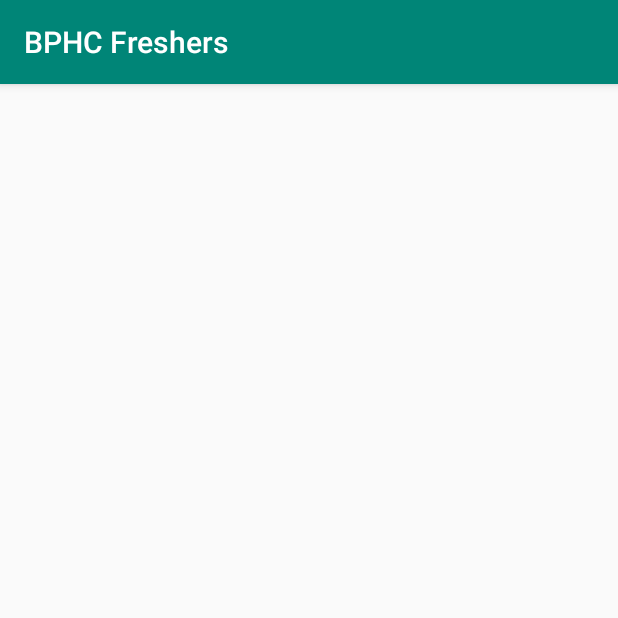
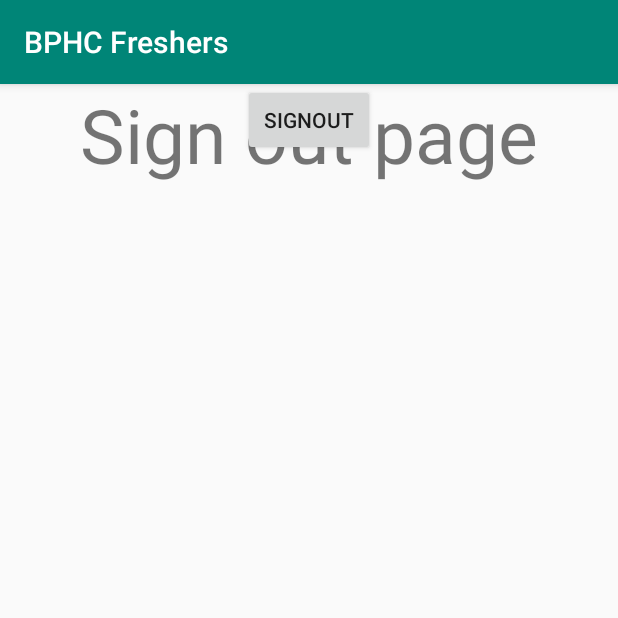
Before and after one commit to CodeMonk263/BPHCApp, an Android app: the Gsignout screen opened directly, with no data from a screen before it, on a phone screen of 412 x 824 dp, the top half of it. Run offline under Robolectric (Android 15) with nearby library versions, the phone set to English and light mode, and no system bars; our stand-ins replace Firebase (no records; nobody signed in at launch, a user with empty details on screens opened directly); Roboto replaces fonts that are not available here.

Commit message:
google sigin in working

```diff
--- a/app/src/main/java/com/crux/bphcfreshers/CInfoFragment.java
+++ b/app/src/main/java/com/crux/bphcfreshers/CInfoFragment.java
@@ -46,7 +46,7 @@ public class CInfoFragment extends Fragment implements View.OnClickListener {
                openClub();
                 break;
             case R.id.button7:
-               openNearby();
+               openFests();
                 break;
         }
     }
@@ -64,7 +64,7 @@ public class CInfoFragment extends Fragment implements View.OnClickListener {
 
     }
 
-    public void openNearby() {
+    public void openFests() {
         Intent intent = new Intent(CInfoFragment.this.getActivity(), Fests.class);
         startActivity(intent);
 
--- a/app/src/main/java/com/crux/bphcfreshers/GSigni.java
+++ b/app/src/main/java/com/crux/bphcfreshers/GSigni.java
@@ -42,10 +42,10 @@ public class GSigni extends AppCompatActivity implements View.OnClickListener{
         SignInButton SignButton = (SignInButton) findViewById(R.id.sign_in_button);
         SignButton.setOnClickListener(this);
         mAuthListner = new FirebaseAuth.AuthStateListener() {
-            @Override
+                @Override
             public void onAuthStateChanged(@NonNull FirebaseAuth firebaseAuth) {
                 if (firebaseAuth.getCurrentUser() != null) {
-                    startActivity(new Intent(GSigni.this, CInfoFragment.class));
+                    startActivity(new Intent(GSigni.this, Gsignout.class));
                 }
             }
         };
--- a/app/src/main/java/com/crux/bphcfreshers/Gsignout.java
+++ b/app/src/main/java/com/crux/bphcfreshers/Gsignout.java
@@ -1,14 +1,51 @@
 package com.crux.bphcfreshers;
 
+import androidx.annotation.NonNull;
 import androidx.appcompat.app.AppCompatActivity;
 
+import android.content.Intent;
 import android.os.Bundle;
+import android.util.Log;
+import android.view.View;
+import android.widget.Button;
+import android.widget.Toast;
+
+import com.google.android.gms.auth.api.signin.GoogleSignIn;
+import com.google.android.gms.auth.api.signin.GoogleSignInAccount;
+import com.google.android.gms.auth.api.signin.GoogleSignInClient;
+import com.google.android.gms.auth.api.signin.GoogleSignInOptions;
+import com.google.android.gms.common.SignInButton;
+import com.google.android.gms.common.api.ApiException;
+import com.google.android.gms.tasks.OnCompleteListener;
+import com.google.android.gms.tasks.Task;
+import com.google.firebase.auth.AuthCredential;
+import com.google.firebase.auth.AuthResult;
+import com.google.firebase.auth.FirebaseAuth;
+import com.google.firebase.auth.FirebaseUser;
+import com.google.firebase.auth.GoogleAuthProvider;
 
 public class Gsignout extends AppCompatActivity {
+    FirebaseAuth mAuth;
+    FirebaseAuth.AuthStateListener mAuthListner;
+
+
 
     @Override
     protected void onCreate(Bundle savedInstanceState) {
         super.onCreate(savedInstanceState);
         setContentView(R.layout.activity_gsignout);
+        mAuth = FirebaseAuth.getInstance();
+        Button signout = findViewById(R.id.signout);
+        signout.setOnClickListener(new View.OnClickListener() {
+            @Override
+            public void onClick(View view) {
+                if (mAuth.getCurrentUser() != null) {
+
+                    startActivity(new Intent(Gsignout.this, CInfoFragment.class));
+                }
+
+            }
+        });
+
     }
 }
--- a/app/src/main/java/com/crux/bphcfreshers/timetableView.java
+++ b/app/src/main/java/com/crux/bphcfreshers/timetableView.java
@@ -27,6 +27,7 @@ import com.google.firebase.storage.StorageReference;
 
 import java.util.ArrayList;
 import java.util.Calendar;
+import java.util.Random;
 
 import static androidx.core.content.ContextCompat.getSystemService;
 
@@ -263,6 +264,7 @@ public class timetableView extends AppCompatActivity {
         boolean value = true;
         final SharedPreferences sharedPreferences = getSharedPreferences("isChecked", 0);
         value = sharedPreferences.getBoolean("isChecked", value); // retrieve the value of your key
+        final Random rand =new Random();
 
         Switch switch1=findViewById(R.id.switch1);
         switch1.setChecked(value);
@@ -271,13 +273,13 @@ public class timetableView extends AppCompatActivity {
                 public void onCheckedChanged (CompoundButton compoundButton,boolean isChecked){
                     if (isChecked) {
                         sharedPreferences.edit().putBoolean("isChecked", true).apply();
-                        {
+                        {int random=rand.nextInt();
                             for (int i = 0; i < 6; i++) {
 
 
                                 for (int j = 0; j < 9; j++) {
 
-                                    TimeSet(i, 15 + j, 3 * i + 2 * j);
+                                    TimeSet(i, 5 + j, 3 * i + 2 * j+random);
 
 
                                 }
--- a/app/src/main/res/layout/activity_bphcmap.xml
+++ b/app/src/main/res/layout/activity_bphcmaps.xml
@@ -2,7 +2,7 @@
 <fragment xmlns:android="http://schemas.android.com/apk/res/android"
     xmlns:map="http://schemas.android.com/apk/res-auto"
     xmlns:tools="http://schemas.android.com/tools"
-    android:id="@+id/mapView"
+    android:id="@+id/map"
     android:name="com.google.android.gms.maps.SupportMapFragment"
     android:layout_width="match_parent"
     android:layout_height="match_parent"
--- a/app/src/main/res/layout/activity_gsignout.xml
+++ b/app/src/main/res/layout/activity_gsignout.xml
@@ -6,4 +6,22 @@
     android:layout_height="match_parent"
     tools:context=".Gsignout">
 
+    <TextView
+        android:id="@+id/textView18"
+        android:layout_width="wrap_content"
+        android:layout_height="wrap_content"
+        android:text="Sign out page"
+        android:textSize="50sp"
+        app:layout_constraintEnd_toEndOf="parent"
+        app:layout_constraintStart_toStartOf="parent"
+        tools:layout_editor_absoluteY="154dp" />
+
+    <Button
+        android:id="@+id/signout"
+        android:layout_width="wrap_content"
+        android:layout_height="wrap_content"
+        android:text="signout"
+        app:layout_constraintEnd_toEndOf="parent"
+        app:layout_constraintStart_toStartOf="parent"
+        tools:layout_editor_absoluteY="319dp" />
 </androidx.constraintlayout.widget.ConstraintLayout>
--- a/app/src/main/res/menu/activity_main_drawer.xml
+++ b/app/src/main/res/menu/activity_main_drawer.xml
@@ -45,6 +45,12 @@
                 android:id="@+id/facebook"
                 android:icon="@drawable/ic_people_black_24dp"
                 android:title="Facebook" />
+            <item
+                android:id="@+id/signin"
+                android:icon="@drawable/ic_people_black_24dp"
+                android:title="Google Acoount" />
+
+
         </menu>
     </item>
 
--- a/app/src/main/res/values/strings.xml
+++ b/app/src/main/res/values/strings.xml
@@ -150,5 +150,6 @@
     <string name="hello_blank_fragment">Hello blank fragment</string>
     <string name="app_id">1216868208493684</string>
     <string name="buy_sell_bphc"><![CDATA[Buy&Sell@BPHC]]></string>
+    <string name="title_activity_bphcmaps">Map</string>
 
 </resources>
```
Also changed, not shown: app/build.gradle (+2 -6 lines), app/src/debug/res/values/google_maps_api.xml (+13 -17 lines), app/src/main/AndroidManifest.xml (+13 -6 lines), app/src/main/java/com/crux/bphcfreshers/BPHCMap.java (+7 -21 lines), app/src/main/java/com/crux/bphcfreshers/MainActivity.java (+19 -19 lines), app/src/main/res/layout/activity_clubdep.xml (+5 -5 lines), 1 other file.
